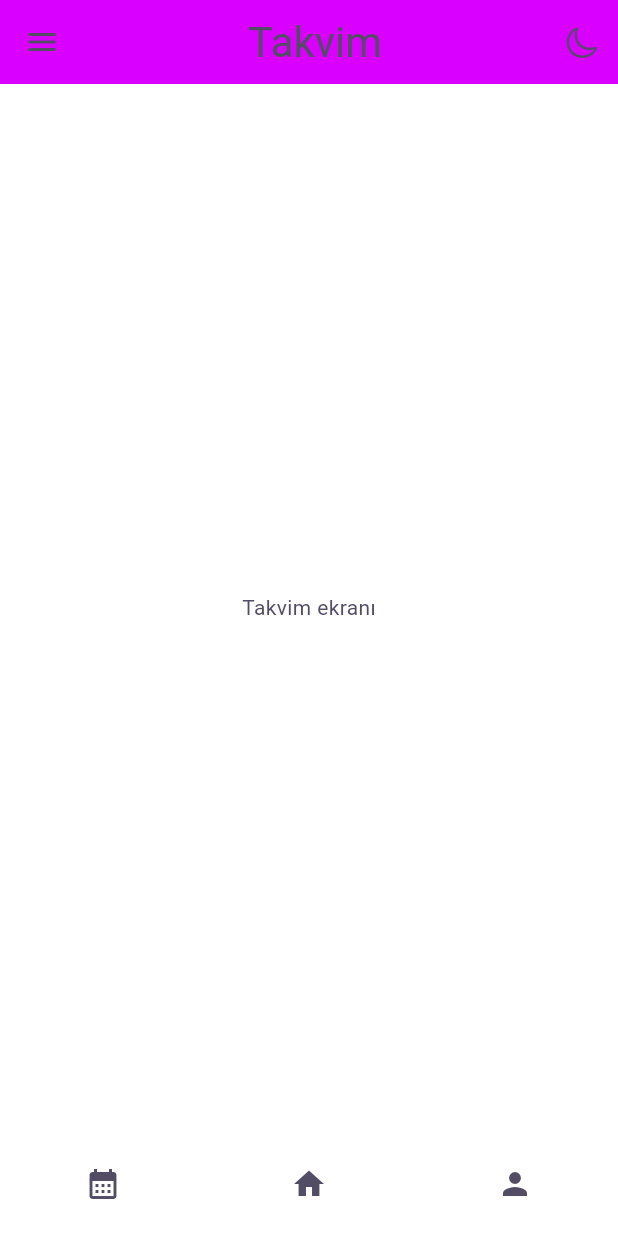
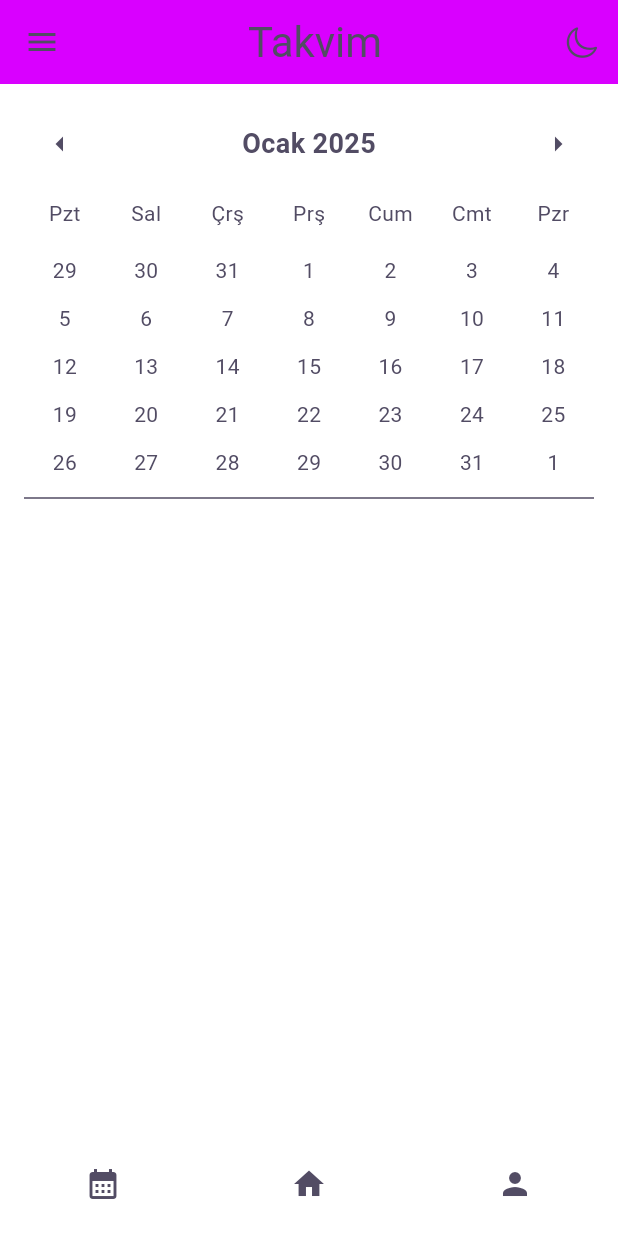
Before and after one commit to efedalbay/quitzone, a Flutter app: the CalendarScreen screen opened by its route, on a phone screen of 412 x 824 dp. Run offline on Flutter 3.47's test engine with Material 3 defaults, Android fonts, the phone set to English and light mode, and no system bars; our stand-ins replace go_router, google_fonts, lottie; missing offline and left inert: dotlottie_loader.

Commit message:
Takvim Ekranı ve Ana Ekran Finali
Takvim ekranının ana widgetlerı eklendi.
Tema işlemleri yapılmadı. Ana Ekran içerik ve tema işlemleri bitti.

```diff
--- a/lib/screens/calendar_screen.dart
+++ b/lib/screens/calendar_screen.dart
@@ -103,8 +103,65 @@ class CalendarScreen extends StatelessWidget {
           ],
         ),
       ),
-      body: Center(
-        child: Text("Takvim ekranı"),
+      body: Padding(
+        padding: EdgeInsets.all(16.0),
+        child: Column(
+          crossAxisAlignment: CrossAxisAlignment.center,
+          children: [
+            Row(
+              mainAxisAlignment: MainAxisAlignment.spaceBetween,
+              children: [
+                IconButton(
+                  icon: Icon(Icons.arrow_left),
+                  onPressed: () {},
+                ),
+                const Text(
+                  "Ocak 2025",
+                  style: TextStyle(fontSize: 18, fontWeight: FontWeight.bold),
+                ),
+                IconButton(
+                  icon: const Icon(Icons.arrow_right),
+                  onPressed: () {},
+                ),
+              ],
+            ),
+            const SizedBox(height: 12),
+            const Row(
+              children: [
+                Expanded(child: Center(child: Text("Pzt"))),
+                Expanded(child: Center(child: Text("Sal"))),
+                Expanded(child: Center(child: Text("Çrş"))),
+                Expanded(child: Center(child: Text("Prş"))),
+                Expanded(child: Center(child: Text("Cum"))),
+                Expanded(child: Center(child: Text("Cmt"))),
+                Expanded(child: Center(child: Text("Pzr"))),
+              ],
+            ),
+            const SizedBox(height: 12),
+            Column(
+              children: [
+                for (var week in [
+                  ["29", "30", "31", "1", "2", "3", "4"],
+                  ["5", "6", "7", "8", "9", "10", "11"],
+                  ["12", "13", "14", "15", "16", "17", "18"],
+                  ["19", "20", "21", "22", "23", "24", "25"],
+                  ["26", "27", "28", "29", "30", "31", "1"]
+                ])
+                  Padding(
+                    padding: const EdgeInsets.symmetric(vertical: 6.0),
+                    child: Row(
+                      children: [
+                        for (var day in week)
+                          Expanded(child: Center(child: Text(day))),
+                      ],
+                    ),
+                  ),
+              ],
+            ),
+            Divider(),
+
+          ],
+        ),
       ),
       bottomNavigationBar: BottomMenu(),
     );
```
Also changed, not shown: lib/screens/home_screen.dart (+105 -34 lines), lib/screens/profile_screen.dart (+0 -7 lines).
